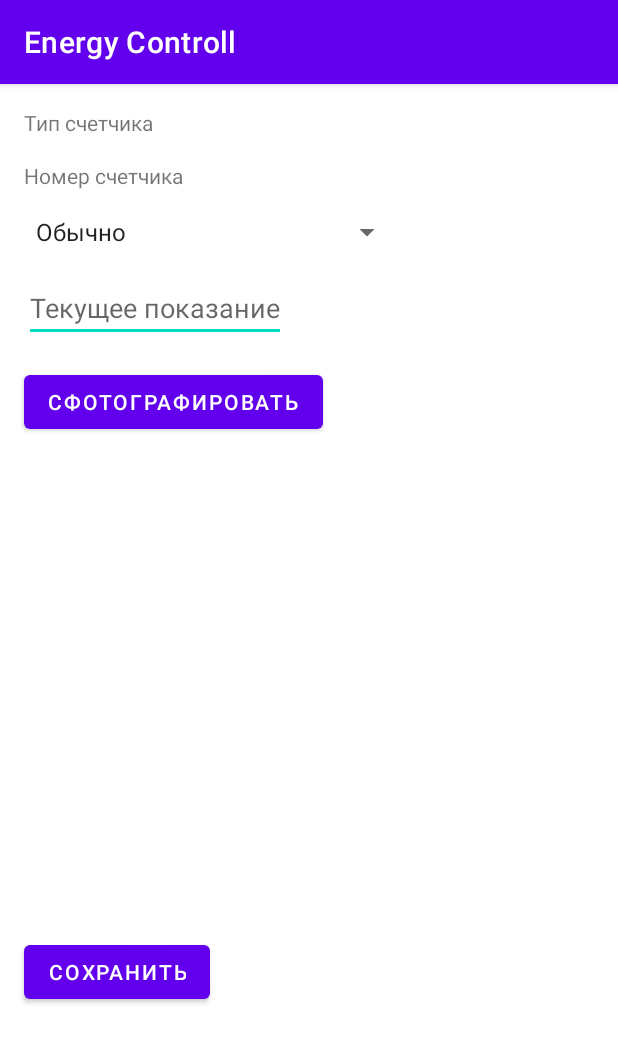
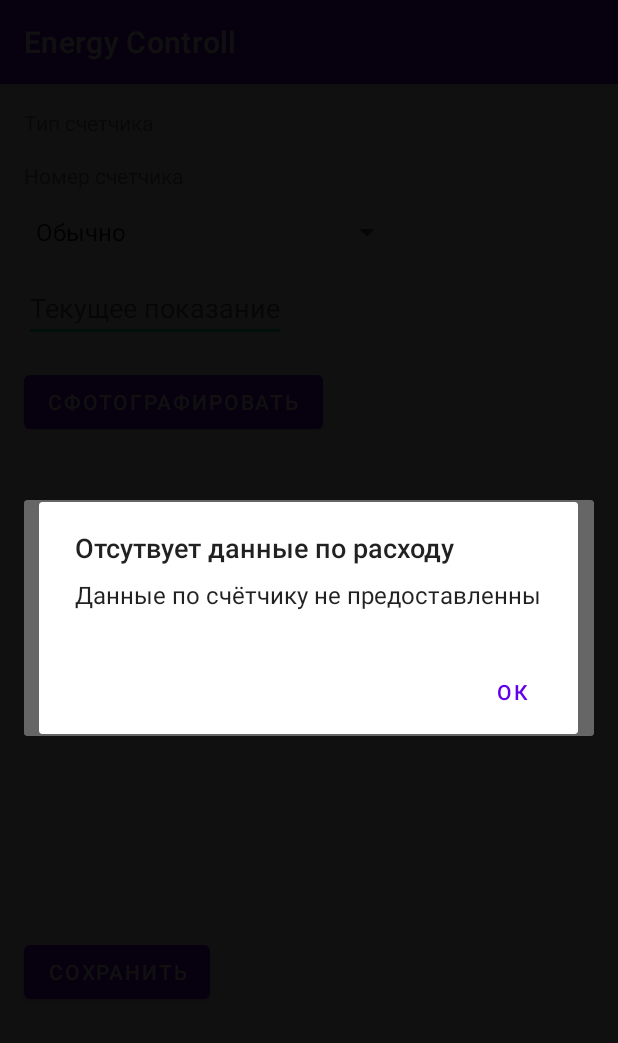
Before and after one commit to nabster-hub/pril, an Android app: the fragment MtrDetailFragment shown on its own in the app's theme, after a tap on "СОХРАНИТЬ", on a phone screen of 412 x 824 dp. Shown: the top 1043 px of the screen. Run offline under Robolectric (Android 15) with nearby library versions, the phone set to English and light mode, and no system bars; 5 statements that could not run were skipped.

Commit message:
fixed cam

```diff
--- a/app/src/main/java/com/example/tateknew/MainActivity.kt
+++ b/app/src/main/java/com/example/tateknew/MainActivity.kt
@@ -41,12 +41,13 @@ class MainActivity : AppCompatActivity() {
         setContentView(binding.root)
 
         if (token != null && tokenManager.isTokenValid(token)) {
-//            if (checkBiometricSupport() && !isBiometricAuthenticated) {
-//                showBiometricPrompt()
-//            } else {
-//                processToken(token)
-//            }
-            authenticateUser()
+            val savedPin = getSavedPinCode()
+            if(savedPin != null){
+                authenticateUser()
+            }else{
+                processToken(token)
+            }
+
         } else {
             navigateToLogin()
         }
@@ -165,33 +166,6 @@ class MainActivity : AppCompatActivity() {
         startActivity(intent)
         finish()
     }
-
-//    private fun showPinCodeDialog() {
-//        val dialogView = LayoutInflater.from(this).inflate(R.layout.dialog_pin_code, null)
-//        val pinCodeEditText = dialogView.findViewById<EditText>(R.id.pinCodeEditText)
-//
-//        val dialog = AlertDialog.Builder(this)
-//            .setView(dialogView)
-//            .setCancelable(false)
-//            .create()
-//
-//        dialogView.findViewById<Button>(R.id.btnSubmitPin).setOnClickListener {
-//            val inputPin = pinCodeEditText.text.toString()
-//            if (checkPinCode(inputPin)) {
-//                dialog.dismiss()
-//                val token = TokenManager(this).getToken()
-//                if (token != null && TokenManager(this).isTokenValid(token)) {
-//                    processToken(token)
-//                } else {
-//                    navigateToLogin()
-//                }
-//            } else {
-//                Toast.makeText(this, "Invalid PIN code", Toast.LENGTH_SHORT).show()
-//            }
-//        }
-//
-//        dialog.show()
-//    }
 
     private fun checkPinCode(inputPin: String): Boolean {
         val savedPin = getSavedPinCode()
--- a/app/src/main/java/com/example/tateknew/ui/MTR/MtrDetailFragment.kt
+++ b/app/src/main/java/com/example/tateknew/ui/MTR/MtrDetailFragment.kt
@@ -34,6 +34,7 @@ class MtrDetailFragment : Fragment() {
     private var sredRashod = 0
     private var latitude: Double = 0.0
     private var longitude: Double = 0.0
+    private var isPhotoTaken = false
 
     companion object {
         private const val REQUEST_CAMERA_PERMISSION = 101
@@ -105,6 +106,23 @@ class MtrDetailFragment : Fragment() {
 
     private fun validateAndSave() {
         val currentReading = binding.currentReading.text.toString().toDoubleOrNull()
+
+        if(!isPhotoTaken){
+            AlertDialog.Builder(requireContext())
+                .setTitle("Отсутвует фото")
+                .setMessage("Данные без фото счетчика не принимаются")
+                .setNegativeButton("Ок") { dialog, _ -> dialog.dismiss() }
+                .show()
+        }
+
+        if (latitude == 0.0 || longitude == 0.0) {
+            AlertDialog.Builder(requireContext())
+                .setTitle("Отсутвует данные GPS")
+                .setMessage("GPS данные отсутствуют. Пожалуйста, включите GPS и сделайте фото.")
+                .setNegativeButton("Ок") { dialog, _ -> dialog.dismiss() }
+                .show()
+        }
+
         if (currentReading != null) {
             val difference = currentReading - mtrVl
             val percentageDifference = difference / sredRashod * 100
@@ -113,6 +131,12 @@ class MtrDetailFragment : Fragment() {
             } else {
                 saveData()
             }
+        }else{
+            AlertDialog.Builder(requireContext())
+                .setTitle("Отсутвует данные по расходу")
+                .setMessage("Данные по счётчику не предоставленны")
+                .setNegativeButton("Ок") { dialog, _ -> dialog.dismiss() }
+                .show()
         }
     }
 
@@ -140,6 +164,7 @@ class MtrDetailFragment : Fragment() {
     override fun onActivityResult(requestCode: Int, resultCode: Int, data: Intent?) {
         super.onActivityResult(requestCode, resultCode, data)
         if (requestCode == CameraHandler.REQUEST_TAKE_PHOTO && resultCode == Activity.RESULT_OK) {
+            isPhotoTaken = true
             cameraHandler.handlePhotoResult()
         }
     }
@@ -166,7 +191,9 @@ class MtrDetailFragment : Fragment() {
                 Log.d("Locations", "Latitude: ${latitude}")
                 Log.d("Locations", "longitude: ${longitude}")
             }
-            cameraHandler.dispatchTakePictureIntent()
+            if (!isPhotoTaken) {  // Проверка перед открытием камеры
+                cameraHandler.dispatchTakePictureIntent()
+            }
         }
     }
 
```
